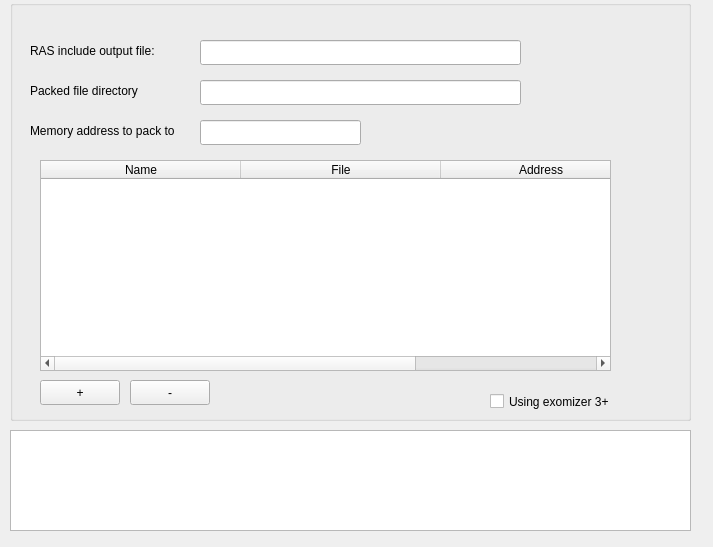
leuat/TRSE, file source/trsedocuments/formpaw.ui: the form before one commit.
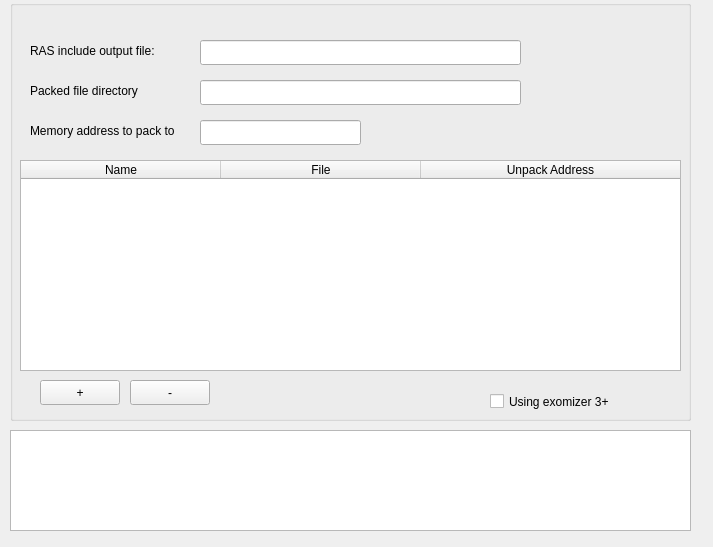
The form after the commit.

Diff of the .ui file:
```diff
--- a/source/trsedocuments/formpaw.ui
+++ b/source/trsedocuments/formpaw.ui
@@ -74,9 +74,9 @@
    <widget class="QTableWidget" name="tabData">
     <property name="geometry">
      <rect>
-      <x>30</x>
+      <x>10</x>
       <y>160</y>
-      <width>571</width>
+      <width>661</width>
       <height>211</height>
      </rect>
     </property>
@@ -110,7 +110,7 @@
     </column>
     <column>
      <property name="text">
-      <string>Address</string>
+      <string>Unpack Address</string>
      </property>
     </column>
    </widget>
```
